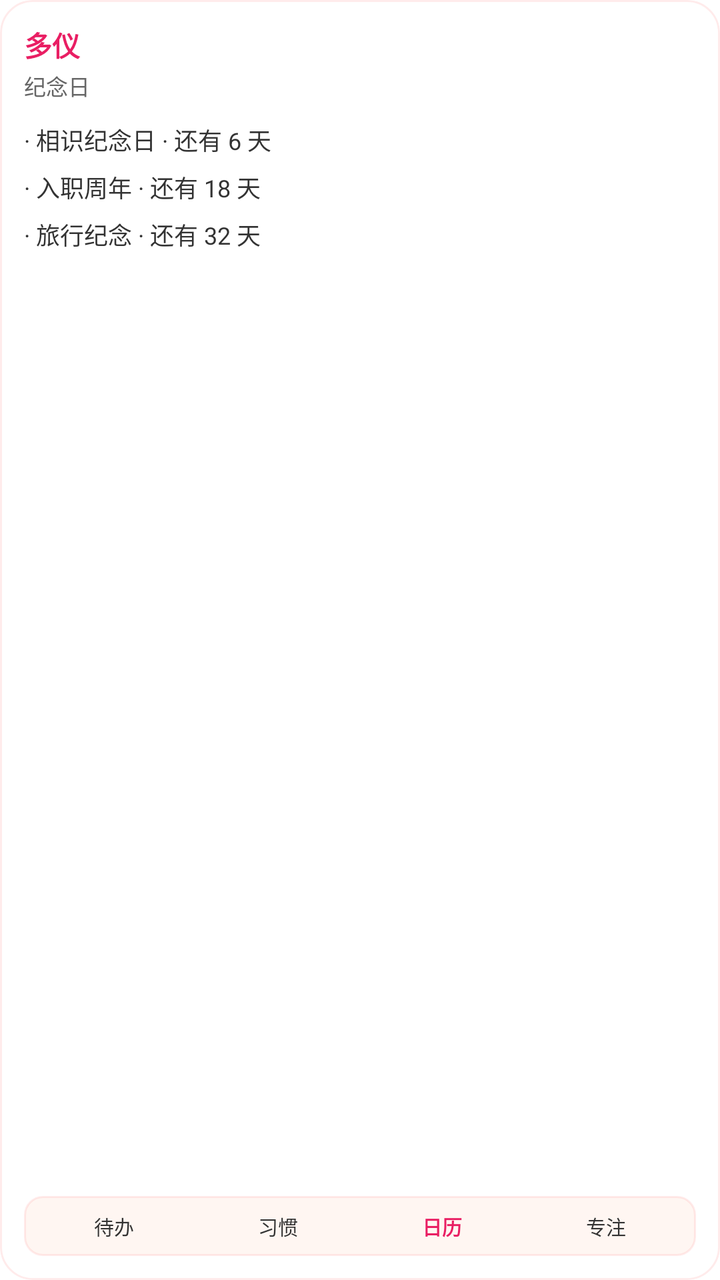
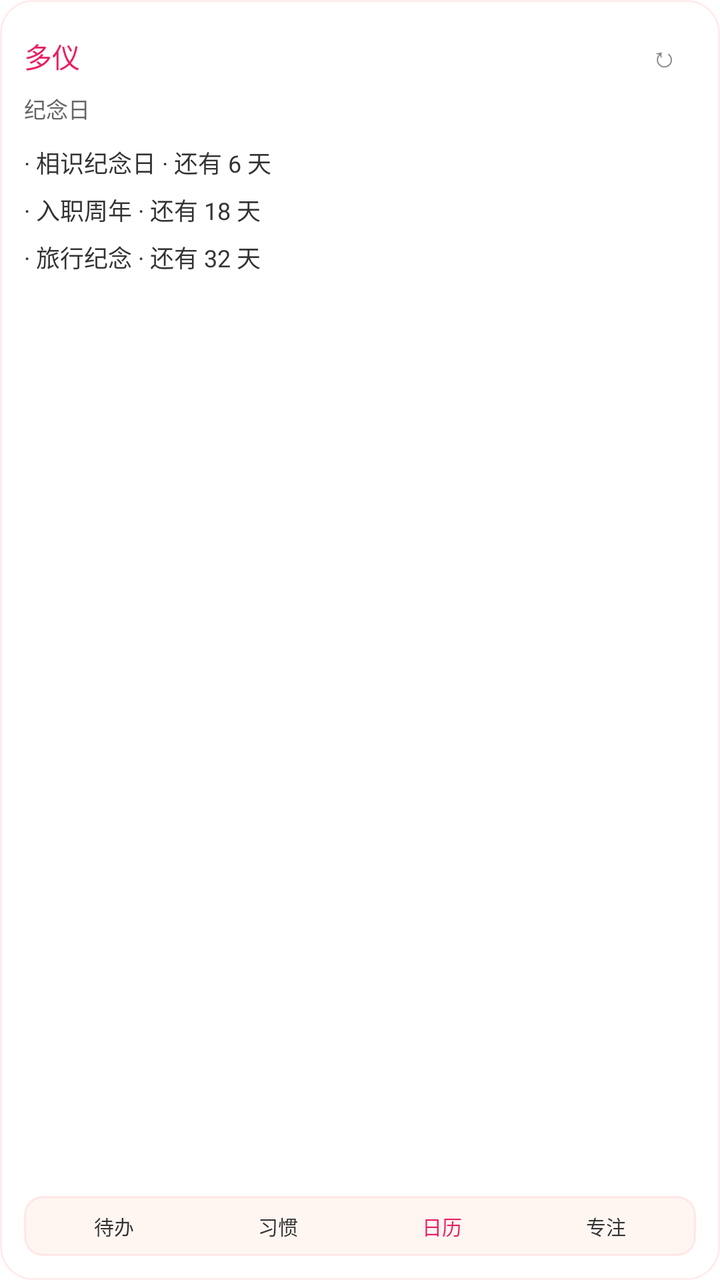

Two renders of the same Android screen: before a commit and after it. Below are the layout's source before the change and the commit's diff.
<!-- AndroidManifest.xml: fallback theme Theme.MaterialComponents.DayNight.NoActionBar -->
<!-- res/layout/duoyi_anniversary_widget.xml -->
<?xml version="1.0" encoding="utf-8"?>
<FrameLayout xmlns:android="http://schemas.android.com/apk/res/android"
    android:id="@+id/widget_anniversary_root"
    android:layout_width="match_parent"
    android:layout_height="match_parent"
    android:background="@drawable/widget_bg_round_16"
    android:clipToOutline="true"
    android:outlineProvider="background">

    <ImageView
        android:id="@+id/widget_theme_background"
        android:layout_width="match_parent"
        android:layout_height="match_parent"
        android:contentDescription="@null"
        android:scaleType="centerCrop"
        android:visibility="gone" />

    <TextView
        android:id="@+id/widget_theme_overlay"
        android:layout_width="match_parent"
        android:layout_height="match_parent"
        android:maxLines="1"
        android:ellipsize="end"
        android:visibility="gone" />

    <LinearLayout
        android:layout_width="match_parent"
        android:layout_height="match_parent"
        android:orientation="vertical"
        android:padding="12dp">

    <TextView
        android:id="@+id/widget_anniversary_title"
        android:layout_width="match_parent"
        android:layout_height="wrap_content"
        android:ellipsize="end"
        android:maxLines="1"
        android:text="多仪"
        android:textColor="#E91E63"
        android:textSize="14sp"
        android:textStyle="bold" />

    <TextView
        android:id="@+id/widget_anniversary_subtitle"
        android:layout_width="match_parent"
        android:layout_height="wrap_content"
        android:layout_marginTop="2dp"
        android:ellipsize="end"
        android:maxLines="1"
        android:text="纪念日"
        android:textColor="#666666"
        android:textSize="11sp" />

    <LinearLayout
        android:layout_width="match_parent"
        android:layout_height="0dp"
        android:layout_weight="1"
        android:layout_marginTop="10dp"
        android:orientation="vertical">

        <TextView
            android:id="@+id/widget_anniversary_1"
            android:layout_width="match_parent"
            android:layout_height="wrap_content"
            android:ellipsize="end"
            android:maxLines="1"
            android:text="· 相识纪念日 · 还有 6 天"
            android:textColor="#333333"
            android:textSize="12sp" />

        <TextView
            android:id="@+id/widget_anniversary_2"
            android:layout_width="match_parent"
            android:layout_height="wrap_content"
            android:layout_marginTop="6dp"
            android:ellipsize="end"
            android:maxLines="1"
            android:text="· 入职周年 · 还有 18 天"
            android:textColor="#333333"
            android:textSize="12sp" />

        <TextView
            android:id="@+id/widget_anniversary_3"
            android:layout_width="match_parent"
            android:layout_height="wrap_content"
            android:layout_marginTop="6dp"
            android:ellipsize="end"
            android:maxLines="1"
            android:text="· 旅行纪念 · 还有 32 天"
            android:textColor="#333333"
            android:textSize="12sp" />
    </LinearLayout>

    <LinearLayout
        android:id="@+id/widget_anniversary_bottom_nav"
        android:layout_width="match_parent"
        android:layout_height="30dp"
        android:layout_marginTop="8dp"
        android:background="@drawable/widget_nav_bg"
        android:gravity="center"
        android:orientation="horizontal"
        android:paddingLeft="4dp"
        android:paddingRight="4dp"
        android:weightSum="4">

        <TextView
            android:id="@+id/widget_anniversary_nav_todo"
            android:layout_width="0dp"
            android:layout_height="match_parent"
            android:layout_weight="1"
            android:gravity="center"
            android:ellipsize="end"
            android:maxLines="1"
            android:text="待办"
            android:textColor="#333333"
            android:textSize="10sp" />

        <TextView
            android:id="@+id/widget_anniversary_nav_habit"
            android:layout_width="0dp"
            android:layout_height="match_parent"
            android:layout_weight="1"
            android:gravity="center"
            android:ellipsize="end"
            android:maxLines="1"
            android:text="习惯"
            android:textColor="#333333"
            android:textSize="10sp" />

        <TextView
            android:id="@+id/widget_anniversary_nav_calendar"
            android:layout_width="0dp"
            android:layout_height="match_parent"
            android:layout_weight="1"
            android:gravity="center"
            android:ellipsize="end"
            android:maxLines="1"
            android:text="日历"
            android:textColor="#E91E63"
            android:textSize="10sp"
            android:textStyle="bold" />

        <TextView
            android:id="@+id/widget_anniversary_nav_focus"
            android:layout_width="0dp"
            android:layout_height="match_parent"
            android:layout_weight="1"
            android:gravity="center"
            android:ellipsize="end"
            android:maxLines="1"
            android:text="专注"
            android:textColor="#333333"
            android:textSize="10sp" />
    </LinearLayout>
    </LinearLayout>
</FrameLayout>
<!-- resources referenced by this layout -->
<resources>
  <!-- drawable widget_bg_round_16 (drawable) -->
  <?xml version="1.0" encoding="utf-8"?>
  <shape xmlns:android="http://schemas.android.com/apk/res/android"
      android:shape="rectangle">
      <corners android:radius="16dp" />
      <solid android:color="#FFFFFFFF" />
      <stroke android:width="1dp" android:color="#22FF6B6B" />
  </shape>
  <!-- drawable widget_nav_bg (drawable) -->
  <?xml version="1.0" encoding="utf-8"?>
  <shape xmlns:android="http://schemas.android.com/apk/res/android"
      android:shape="rectangle">
      <corners android:radius="9dp" />
      <solid android:color="#FFFFF6F2" />
      <stroke android:width="1dp" android:color="#22FF6B6B" />
  </shape>
</resources>

<!-- the commit's change to res/layout/duoyi_anniversary_widget.xml (unified diff, before → after) -->
@@ -29,16 +29,35 @@
         android:orientation="vertical"
         android:padding="12dp">
 
-    <TextView
-        android:id="@+id/widget_anniversary_title"
+    <LinearLayout
         android:layout_width="match_parent"
         android:layout_height="wrap_content"
-        android:ellipsize="end"
-        android:maxLines="1"
-        android:text="多仪"
-        android:textColor="#E91E63"
-        android:textSize="14sp"
-        android:textStyle="bold" />
+        android:gravity="center_vertical"
+        android:orientation="horizontal">
+
+        <TextView
+            android:id="@+id/widget_anniversary_title"
+            android:layout_width="0dp"
+            android:layout_height="wrap_content"
+            android:layout_weight="1"
+            android:ellipsize="end"
+            android:maxLines="1"
+            android:text="多仪"
+            android:textColor="#E91E63"
+            android:textSize="14sp" />
+
+        <TextView
+            android:id="@+id/widget_refresh"
+            android:layout_width="32dp"
+            android:layout_height="32dp"
+            android:contentDescription="刷新小组件"
+            android:ellipsize="end"
+            android:gravity="center"
+            android:maxLines="1"
+            android:text="↻"
+            android:textColor="#888888"
+            android:textSize="14sp" />
+    </LinearLayout>
 
     <TextView
         android:id="@+id/widget_anniversary_subtitle"
@@ -137,8 +156,7 @@
             android:maxLines="1"
             android:text="日历"
             android:textColor="#E91E63"
-            android:textSize="10sp"
-            android:textStyle="bold" />
+            android:textSize="10sp" />
 
         <TextView
             android:id="@+id/widget_anniversary_nav_focus"
